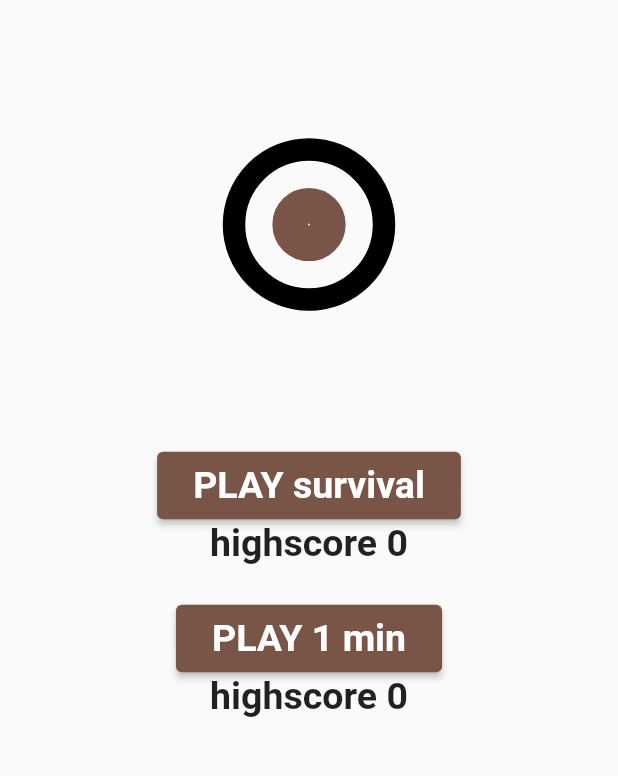
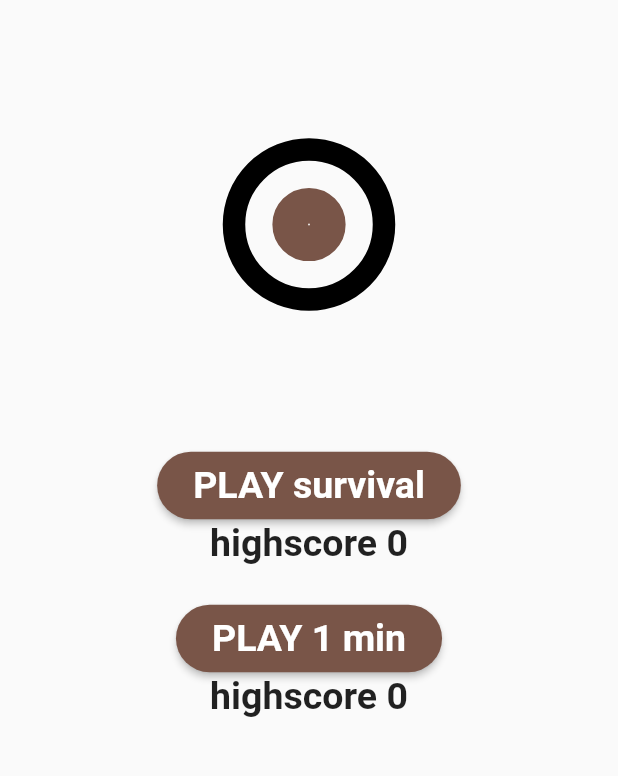
Before and after one commit to joscha0/circle_hit, a Flutter app: the screen it shows after launch, on a phone screen of 412 x 824 dp, the part 299-1075 px from its top. Run offline on Flutter 3.47's test engine with Material 2 defaults, Android fonts, the phone set to English and light mode, and no system bars; our stand-ins replace get, get_storage, percent_indicator.

```diff
--- a/lib/main.dart
+++ b/lib/main.dart
@@ -15,6 +15,11 @@ class MyApp extends StatelessWidget {
   Widget build(BuildContext context) {
     return GetMaterialApp(
       debugShowCheckedModeBanner: false,
+      theme: ThemeData.light().copyWith(
+          elevatedButtonTheme: ElevatedButtonThemeData(
+              style: ElevatedButton.styleFrom(
+        shape: RoundedRectangleBorder(borderRadius: BorderRadius.circular(32)),
+      ))),
       home: HomePage(),
     );
   }
```
